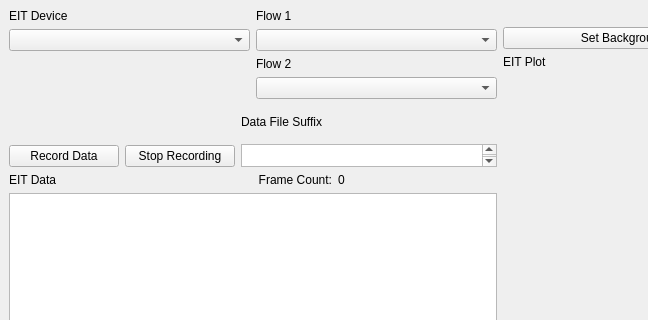
Before: the Qt Designer form layout/eit_with_dual_flow.ui in ABI-EIT/EIT_Data_Acquisition, drawn with Qt 5; both pictures show x 0 to 648 and y 0 to 320 of the 1000 by 669 pixel window.
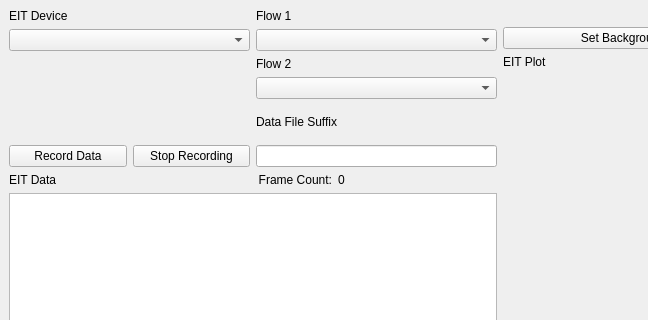
After: the same form once the commit is applied.

Commit message: fixed suffix box on surface

The edit to the form file:
```diff
--- a/layout/eit_with_dual_flow.ui
+++ b/layout/eit_with_dual_flow.ui
@@ -245,7 +245,7 @@
        </layout>
       </item>
       <item>
-       <layout class="QHBoxLayout" name="horizontalLayout_32" stretch="0,0">
+       <layout class="QHBoxLayout" name="horizontalLayout_32" stretch="1,1">
         <item>
          <layout class="QVBoxLayout" name="verticalLayout_37">
           <item>
@@ -288,7 +288,10 @@
          </layout>
         </item>
         <item>
-         <layout class="QVBoxLayout" name="verticalLayout_38" stretch="0,1">
+         <layout class="QVBoxLayout" name="verticalLayout_38" stretch="0,0">
+          <property name="sizeConstraint">
+           <enum>QLayout::SetDefaultConstraint</enum>
+          </property>
           <item>
            <widget class="QLabel" name="label_23">
             <property name="text">
@@ -297,32 +300,7 @@
            </widget>
           </item>
           <item>
-           <widget class="QTextEdit" name="dataFileSuffixTextEdit">
-            <property name="sizePolicy">
-             <sizepolicy hsizetype="Preferred" vsizetype="MinimumExpanding">
-              <horstretch>0</horstretch>
-              <verstretch>1</verstretch>
-             </sizepolicy>
-            </property>
-            <property name="minimumSize">
-             <size>
-              <width>0</width>
-              <height>23</height>
-             </size>
-            </property>
-            <property name="maximumSize">
-             <size>
-              <width>16777215</width>
-              <height>23</height>
-             </size>
-            </property>
-            <property name="baseSize">
-             <size>
-              <width>0</width>
-              <height>23</height>
-             </size>
-            </property>
-           </widget>
+           <widget class="QLineEdit" name="dataFileSuffixTextEdit"/>
           </item>
          </layout>
         </item>
```
